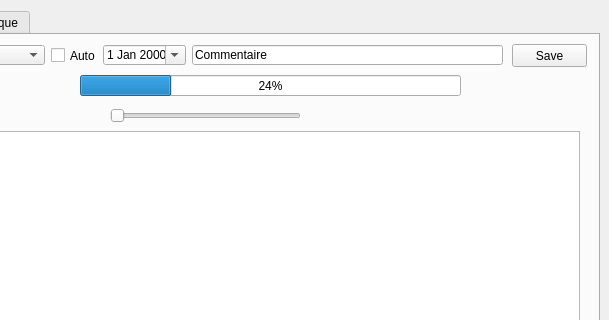
First picture: the form in mainwindow.ui, repository MaximeAeva/TheWallet, before the edit; both pictures show x 191 to 800 and y 0 to 320 of the 800 by 600 pixel window.
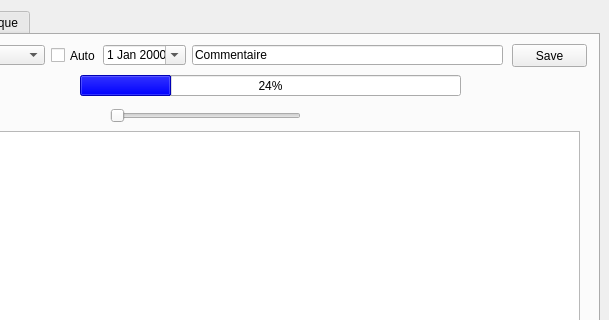
Second picture: the form after the edit. The open tabs and pages were chosen to show the change. Custom widgets are drawn as their Qt base class.

```diff
--- a/mainwindow.ui
+++ b/mainwindow.ui
@@ -184,6 +184,11 @@
           <height>21</height>
          </rect>
         </property>
+        <property name="styleSheet">
+         <string notr="true">font: 75 11pt &quot;MS Shell Dlg 2&quot;;
+selection-background-color: rgb(0, 0, 255);
+selection-color: rgb(0, 0, 255);</string>
+        </property>
         <property name="value">
          <number>24</number>
         </property>
```
Left out of the diff: 42 changed lines with no effect on the pictures.
